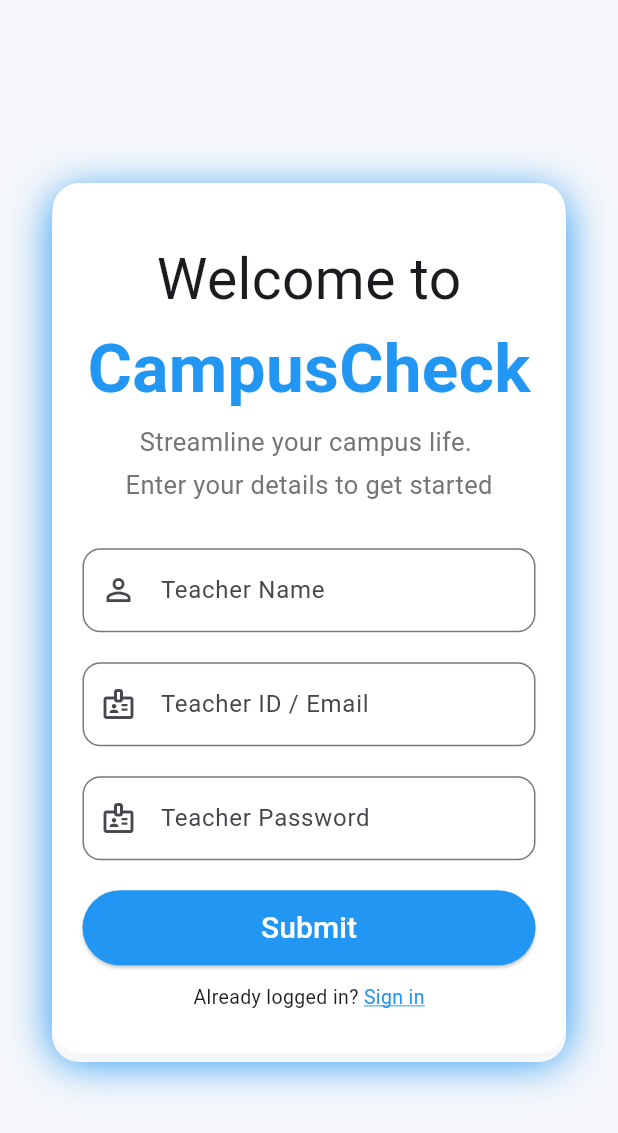
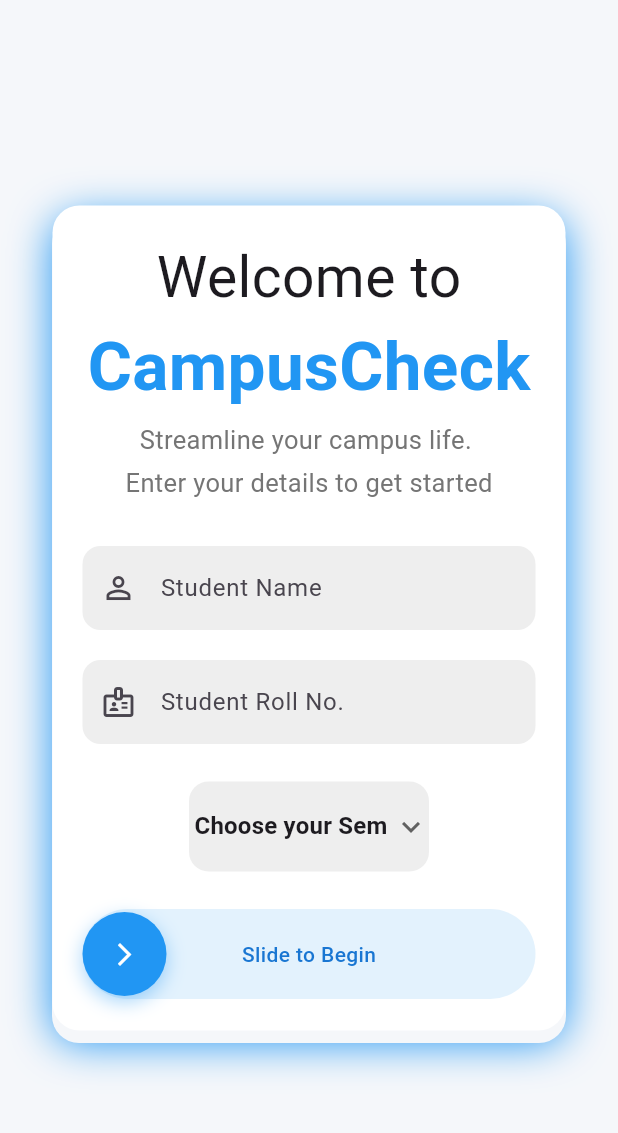
Before and after one commit to Shaurya0987/Ai-Face-Detection-Attendance-App, a Flutter app: the screen it shows after launch, on a phone screen of 412 x 824 dp. Shown: the top 1133 px of the screen. Run offline on Flutter 3.47's test engine with Material 3 defaults, Android fonts, the phone set to English and light mode, and no system bars.

Commit message:
Student Sign in Completed

```diff
--- a/lib/Login Screen/LoginScreen.dart
+++ b/lib/Login Screen/LoginScreen.dart
@@ -1,6 +1,8 @@
 import 'package:facedetectionapp/Login%20Screen/Components/LogoWidget.dart';
 import 'package:facedetectionapp/Login%20Screen/Components/PositionedWidget.dart';
 import 'package:facedetectionapp/Login%20Screen/Components/TextWidget.dart';
+import 'package:facedetectionapp/Student%20Sign%20In%20Page/StudentSignIn.dart';
+import 'package:facedetectionapp/Teacher%20Sign%20In%20Page/teacherSignIn.dart';
 import 'package:flutter/material.dart';
 
 class LoginScreen extends StatefulWidget {
@@ -43,7 +45,7 @@ class _LoginScreenState extends State<LoginScreen> {
                       Navigator.push(
                         context,
                         MaterialPageRoute(
-                          builder: (context) => const Placeholder(),
+                          builder: (context) => TeacherSignIn(),
                         ),
                       );
                     },
@@ -60,7 +62,7 @@ class _LoginScreenState extends State<LoginScreen> {
                       Navigator.push(
                         context,
                         MaterialPageRoute(
-                          builder: (context) => const Placeholder(),
+                          builder: (context) => StudentSignIn(),
                         ),
                       );
                     },
--- /dev/null
+++ b/lib/Student Sign In Page/Components/TextFeildController.dart
@@ -0,0 +1,57 @@
+import 'package:flutter/material.dart';
+
+class TextFeildContainer extends StatelessWidget {
+  const TextFeildContainer({
+    super.key,
+    required this.nameController,
+    required this.idController,
+  });
+
+  final TextEditingController nameController;
+  final TextEditingController idController;
+
+  @override
+  Widget build(BuildContext context) {
+    return Column(
+      children: [
+        /// Name Field
+        TextField(
+          controller: nameController,
+          decoration: InputDecoration(
+            fillColor: Colors.grey.shade200,
+            filled: true,
+            hintText: "Student Name",
+            prefixIcon: Icon(Icons.person_outline),
+            border: OutlineInputBorder(
+              borderRadius: BorderRadius.circular(12),
+              borderSide: BorderSide.none
+            ),
+          ),
+        ),
+
+        const SizedBox(height: 20),
+
+        TextField(
+          controller: idController,
+          decoration: InputDecoration(
+            fillColor: Colors.grey.shade200,
+            filled: true,
+            hintText: "Student Roll No.",
+            prefixIcon: Icon(Icons.badge_outlined),
+            border: OutlineInputBorder(
+              borderRadius: BorderRadius.circular(12),
+              borderSide: BorderSide.none
+            ),
+          ),
+          inputFormatters: [
+            // idController.
+          ],
+        ),
+
+        const SizedBox(height: 20),
+
+
+      ],
+    );
+  }
+}
--- /dev/null
+++ b/lib/Student Sign In Page/StudentSignIn.dart
@@ -0,0 +1,257 @@
+import 'package:facedetectionapp/Login Screen/Components/TextWidget.dart';
+import 'package:facedetectionapp/Login%20Screen/LoginScreen.dart';
+import 'package:facedetectionapp/Student%20Sign%20In%20Page/Components/TextFeildController.dart';
+import 'package:facedetectionapp/Teacher Sign In Page/Components/AlreadyLogged.dart';
+import 'package:facedetectionapp/Teacher Sign In Page/Components/SubmitButton.dart';
+import 'package:flutter/material.dart';
+import 'package:flutter/physics.dart';
+
+class StudentSignIn extends StatefulWidget {
+  const StudentSignIn({super.key});
+
+  @override
+  State<StudentSignIn> createState() => _StudentSignInState();
+}
+
+class _StudentSignInState extends State<StudentSignIn> {
+  final TextEditingController nameController = TextEditingController();
+  final TextEditingController idController = TextEditingController();
+  final TextEditingController passController = TextEditingController();
+
+  String dropDownValue = 'Choose your Sem';
+  var items = ['Choose your Sem', '1', '2', '3', '4', '5', '6'];
+
+  @override
+  void dispose() {
+    nameController.dispose();
+    idController.dispose();
+    passController.dispose();
+    super.dispose();
+  }
+
+  @override
+  Widget build(BuildContext context) {
+    return Scaffold(
+      backgroundColor: const Color(0xffF5F7FA),
+      body: Padding(
+        padding: const EdgeInsets.all(35.0),
+        child: Center(
+          child: Container(
+            height: 550,
+            width: double.infinity,
+            decoration: BoxDecoration(
+              color: Colors.white,
+              borderRadius: BorderRadius.circular(18),
+              boxShadow: const [
+                BoxShadow(
+                  color: Colors.blue,
+                  blurRadius: 24,
+                  offset: Offset(0, 8),
+                  blurStyle: BlurStyle.outer,
+                ),
+              ],
+            ),
+            child: Padding(
+              padding: const EdgeInsets.all(20.0),
+              child: Column(
+                mainAxisAlignment: MainAxisAlignment.center,
+                children: [
+                  TextWidget(),
+
+                  const SizedBox(height: 30),
+
+                  TextFeildContainer(
+                    nameController: nameController,
+                    idController: idController,
+                  ),
+
+                  const SizedBox(height: 5),
+
+                  Container(
+                    height: 60,
+                    width: 160,
+                    decoration: BoxDecoration(
+                      color: Colors.grey.shade200,
+                      borderRadius: BorderRadius.circular(13),
+                    ),
+                    child: DropdownButtonHideUnderline(
+                      child: DropdownButton<String>(
+                        value: dropDownValue,
+                        isExpanded: true,
+                        icon: const Icon(Icons.keyboard_arrow_down),
+                        alignment: Alignment.center,
+                        items: items.map((String item) {
+                          return DropdownMenuItem<String>(
+                            value: item,
+                            child: Center(
+                              child: Text(item, textAlign: TextAlign.center,style: TextStyle(
+                                  fontWeight: FontWeight.bold
+                              ),),
+                            ),
+                          );
+                        }).toList(),
+                        onChanged: (String? newValue) {
+                          setState(() {
+                            dropDownValue = newValue!;
+                          });
+                        },
+                      ),
+                    ),
+                  ),
+
+                  SizedBox(height: 25),
+
+                  SlideToBegin(
+  nextPage: LoginScreen(), // or FaceScanPage()
+),
+
+
+                  // const SizedBox(height: 12),
+                ],
+              ),
+            ),
+          ),
+        ),
+      ),
+    );
+  }
+}
+
+
+
+class SlideToBegin extends StatefulWidget {
+  final Widget nextPage;
+
+  const SlideToBegin({super.key, required this.nextPage});
+
+  @override
+  State<SlideToBegin> createState() => _SlideToBeginState();
+}
+
+class _SlideToBeginState extends State<SlideToBegin>
+    with SingleTickerProviderStateMixin {
+  late AnimationController _controller;
+  double dragPosition = 0.0;
+  double maxDrag = 0.0;
+  bool completed = false;
+
+  @override
+  void initState() {
+    super.initState();
+    _controller = AnimationController.unbounded(vsync: this)
+      ..addListener(() {
+        setState(() {
+          dragPosition = _controller.value;
+        });
+      });
+  }
+
+  @override
+  void dispose() {
+    _controller.dispose();
+    super.dispose();
+  }
+
+  void _springTo(double target) {
+    final spring = SpringDescription(
+      mass: 1,
+      stiffness: 500,
+      damping: 20,
+    );
+
+    final simulation = SpringSimulation(
+      spring,
+      dragPosition,
+      target,
+      0,
+    );
+
+    _controller.animateWith(simulation);
+  }
+
+  void _completeSlide() async {
+    if (completed) return;
+    completed = true;
+
+    _springTo(maxDrag);
+
+    await Future.delayed(const Duration(milliseconds: 300));
+
+    if (!mounted) return;
+    Navigator.push(
+      context,
+      MaterialPageRoute(builder: (_) => widget.nextPage),
+    );
+  }
+
+  @override
+  Widget build(BuildContext context) {
+    return LayoutBuilder(
+      builder: (context, constraints) {
+        maxDrag = constraints.maxWidth - 60;
+
+        return Container(
+          height: 60,
+          decoration: BoxDecoration(
+            color: Colors.blue.shade50,
+            borderRadius: BorderRadius.circular(30),
+          ),
+          child: Stack(
+            alignment: Alignment.centerLeft,
+            children: [
+              Center(
+                child: Text(
+                  "Slide to Begin",
+                  style: TextStyle(
+                    color: Colors.blue.shade700,
+                    fontWeight: FontWeight.w500,
+                  ),
+                ),
+              ),
+
+              Positioned(
+                left: dragPosition,
+                child: GestureDetector(
+                  onHorizontalDragUpdate: (details) {
+                    if (completed) return;
+                    setState(() {
+                      dragPosition += details.delta.dx;
+                      dragPosition = dragPosition.clamp(0.0, maxDrag);
+                    });
+                  },
+                  onHorizontalDragEnd: (_) {
+                    if (dragPosition > maxDrag * 0.85) {
+                      _completeSlide(); // ✅ go forward
+                    } else {
+                      _springTo(0); // ✅ spring back
+                    }
+                  },
+                  child: Container(
+                    height: 56,
+                    width: 56,
+                    decoration: BoxDecoration(
+                      color: Colors.blue,
+                      shape: BoxShape.circle,
+                      boxShadow: [
+                        BoxShadow(
+                          color: Colors.blue.withOpacity(0.4),
+                          blurRadius: 10,
+                          offset: const Offset(0, 4),
+                        ),
+                      ],
+                    ),
+                    child: const Icon(
+                      Icons.arrow_forward_ios,
+                      color: Colors.white,
+                      size: 18,
+                    ),
+                  ),
+                ),
+              ),
+            ],
+          ),
+        );
+      },
+    );
+  }
+}
--- a/lib/main.dart
+++ b/lib/main.dart
@@ -1,4 +1,5 @@
 
+import 'package:facedetectionapp/Student%20Sign%20In%20Page/StudentSignIn.dart';
 import 'package:facedetectionapp/Teacher%20Sign%20In%20Page/teacherSignIn.dart';
 import 'package:flutter/material.dart';
 
@@ -16,7 +17,7 @@ class MyApp extends StatelessWidget {
       theme: ThemeData(
         colorScheme: .fromSeed(seedColor: Colors.deepPurple),
       ),
-      home: TeacherSignIn(),
+      home: StudentSignIn(),
     );
   }
 }
```
